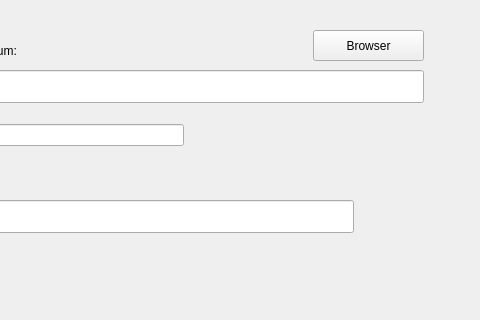
kiaderouiche/checksum-gui, file sumtool/ui/uimain.ui: the form before one commit; both pictures show x 207 to 687 and y 0 to 320 of the 687 by 434 pixel window.
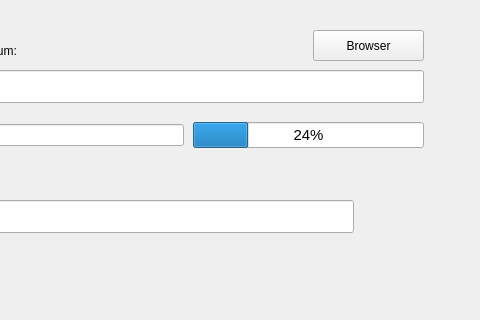
The form after the commit.

Commit message: add progress bar, and compute file size

```diff
--- a/sumtool/ui/uimain.ui
+++ b/sumtool/ui/uimain.ui
@@ -205,6 +205,30 @@
     </item>
    </layout>
   </widget>
+  <widget class="QWidget" name="horizontalLayoutWidget_3">
+   <property name="geometry">
+    <rect>
+     <x>400</x>
+     <y>110</y>
+     <width>231</width>
+     <height>51</height>
+    </rect>
+   </property>
+   <layout class="QHBoxLayout" name="horizontalLayout_3">
+    <item>
+     <widget class="QProgressBar" name="progressBarChecksum">
+      <property name="font">
+       <font>
+        <pointsize>11</pointsize>
+       </font>
+      </property>
+      <property name="value">
+       <number>24</number>
+      </property>
+     </widget>
+    </item>
+   </layout>
+  </widget>
  </widget>
  <resources/>
  <connections/>
```
Left out of the diff: 10 changed lines with no effect on the pictures. The commit also changes 4 other files.
